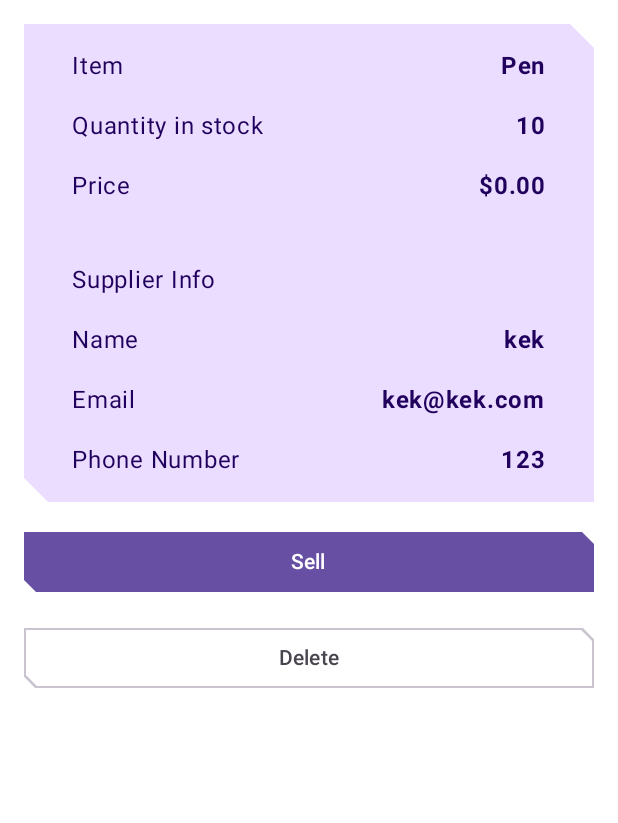
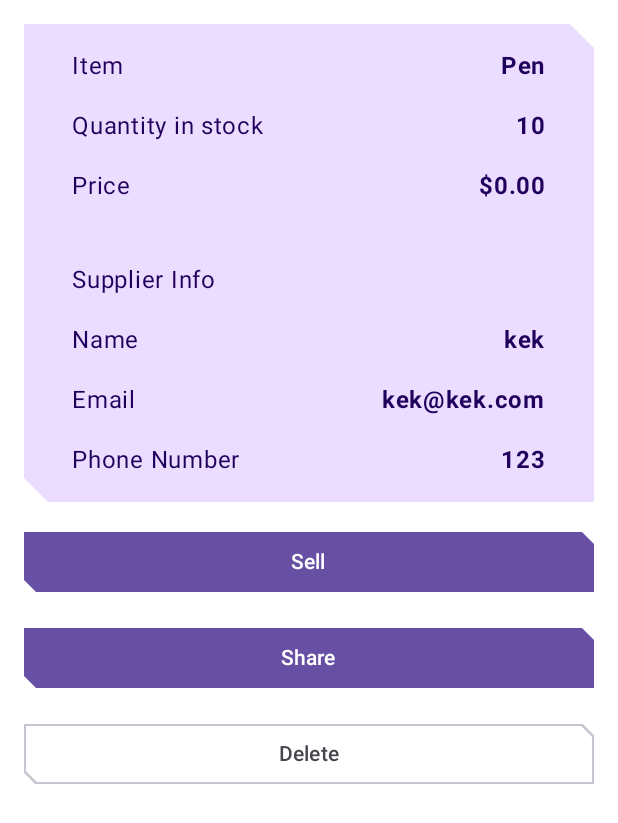
Before and after one commit to belyakovlxy/AS-lab2, an Android app built with Jetpack Compose: the @Preview function ItemDetailsScreenPreview, on a phone screen of 412 x 824 dp. Shown: the top 823 px of the screen. Run offline under Robolectric (Android 15) with nearby library versions, the phone set to English and light mode, and no system bars; our stand-ins replace Room's generated code.

Commit message:
added Direct Share of Item Detains

```diff
--- a/app/build.gradle.kts
+++ b/app/build.gradle.kts
@@ -85,6 +85,8 @@ dependencies {
     implementation("androidx.lifecycle:lifecycle-runtime-ktx:2.6.1")
     implementation("androidx.lifecycle:lifecycle-viewmodel-compose:2.6.1")
     implementation("androidx.navigation:navigation-compose:2.6.0")
+    implementation ("androidx.appcompat:appcompat:1.4.1")
+    implementation ("androidx.sharetarget:sharetarget:1.2.0-rc01")
 
     // Testing
     androidTestImplementation("androidx.test.espresso:espresso-core:3.5.1")
--- a/app/src/main/AndroidManifest.xml
+++ b/app/src/main/AndroidManifest.xml
@@ -35,6 +35,9 @@
                 <action android:name="android.intent.action.MAIN" />
                 <category android:name="android.intent.category.LAUNCHER" />
             </intent-filter>
+            <meta-data
+                android:name="android.app.shortcuts"
+                android:resource="@xml/shortcuts" />
         </activity>
     </application>
 
--- /dev/null
+++ b/app/src/main/java/com/example/inventory/Constant.kt
@@ -0,0 +1,3 @@
+package com.example.inventory
+
+lateinit var MAIN : MainActivity
--- a/app/src/main/java/com/example/inventory/MainActivity.kt
+++ b/app/src/main/java/com/example/inventory/MainActivity.kt
@@ -22,11 +22,15 @@ import androidx.compose.foundation.layout.fillMaxSize
 import androidx.compose.material3.MaterialTheme
 import androidx.compose.material3.Surface
 import androidx.compose.ui.Modifier
+import com.example.inventory.ui.item.ItemDetailsViewModel
 import com.example.inventory.ui.theme.InventoryTheme
 
 class MainActivity : ComponentActivity() {
     override fun onCreate(savedInstanceState: Bundle?) {
         super.onCreate(savedInstanceState)
+
+        MAIN = this
+
         setContent {
             InventoryTheme {
                 // A surface container using the 'background' color from the theme
--- a/app/src/main/java/com/example/inventory/ui/item/ItemDetailsScreen.kt
+++ b/app/src/main/java/com/example/inventory/ui/item/ItemDetailsScreen.kt
@@ -16,6 +16,7 @@
 
 package com.example.inventory.ui.item
 
+import android.view.View
 import androidx.annotation.StringRes
 import androidx.compose.foundation.layout.Arrangement
 import androidx.compose.foundation.layout.Column
@@ -52,6 +53,7 @@ import androidx.compose.ui.res.stringResource
 import androidx.compose.ui.text.font.FontWeight
 import androidx.compose.ui.tooling.preview.Preview
 import androidx.compose.ui.unit.Dp
+import androidx.lifecycle.viewModelScope
 import androidx.lifecycle.viewmodel.compose.viewModel
 import com.example.inventory.InventoryTopAppBar
 import com.example.inventory.R
@@ -60,6 +62,7 @@ import com.example.inventory.ui.AppViewModelProvider
 import com.example.inventory.ui.navigation.NavigationDestination
 import com.example.inventory.ui.theme.InventoryTheme
 import kotlinx.coroutines.launch
+import android.content.Context as Context1
 
 object ItemDetailsDestination : NavigationDestination {
     override val route = "item_details"
@@ -103,6 +106,7 @@ fun ItemDetailsScreen(
         ItemDetailsBody(
             itemDetailsUiState = uiState.value,
             onSellItem = { viewModel.reduceQuantityByOne() },
+            onShareItem = { viewModel.run { share() } },
             onDelete = { coroutineScope.launch {
                 viewModel.deleteItem()
                 navigateBack()
@@ -119,6 +123,7 @@ fun ItemDetailsScreen(
 private fun ItemDetailsBody(
     itemDetailsUiState: ItemDetailsUiState,
     onSellItem: () -> Unit,
+    onShareItem: () -> Unit,
     onDelete: () -> Unit,
     modifier: Modifier = Modifier
 ) {
@@ -139,6 +144,14 @@ private fun ItemDetailsBody(
             enabled = true
         ) {
             Text(stringResource(R.string.sell))
+        }
+        Button(
+            onClick = onShareItem,
+            modifier = Modifier.fillMaxWidth(),
+            shape = MaterialTheme.shapes.small,
+            enabled = true
+        ) {
+            Text("Share")
         }
         OutlinedButton(
             onClick = { deleteConfirmationRequired = true },
@@ -274,6 +287,7 @@ fun ItemDetailsScreenPreview() {
                 itemDetails = ItemDetails(1, "Pen", "$100", "10", "kek", "123", "kek@kek.com")
             ),
             onSellItem = {},
+            onShareItem = {},
             onDelete = {}
         )
     }
```
Also changed, not shown: app/src/main/java/com/example/inventory/ui/item/ItemDetailsViewModel.kt (+26 -2 lines), app/src/main/res/xml/shortcuts.xml (added, +7 -0 lines).
